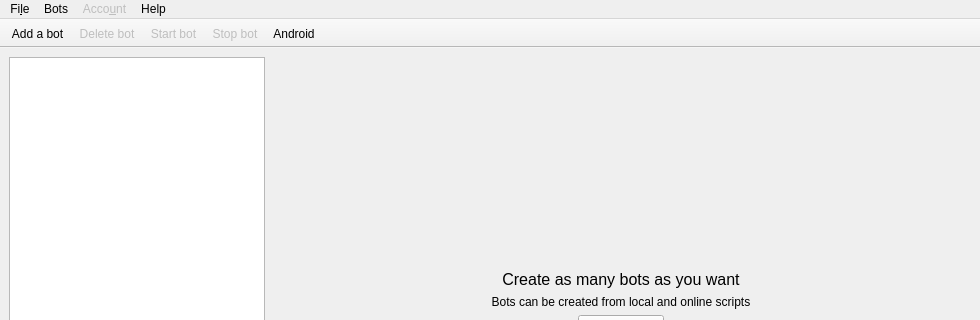
This is botfather/gui/main_window.ui in botfatherio/botfather as Qt 5 draws it before an edit; both pictures show x 0 to 980 and y 0 to 320 of the 980 by 580 pixel window. The edited form follows.
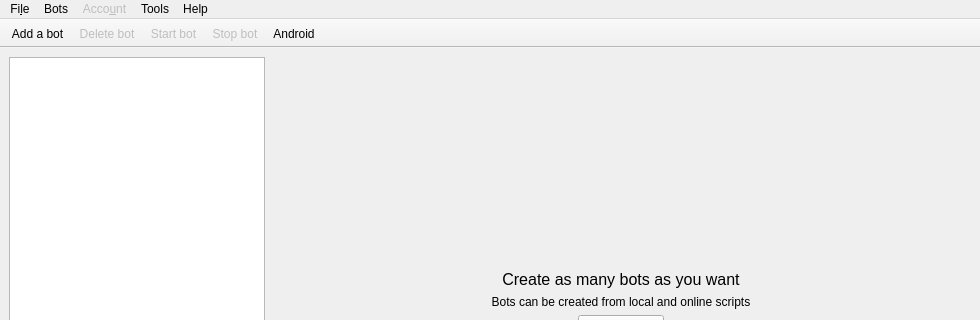
This is the edited form. Icons and pictures are not drawn.

Commit message: Make the color finder available from the main window

What changed in the file:
```diff
--- a/botfather/gui/main_window.ui
+++ b/botfather/gui/main_window.ui
@@ -198,9 +198,16 @@
     <addaction name="about_qt_action"/>
     <addaction name="about_action"/>
    </widget>
+   <widget class="QMenu" name="menuTools">
+    <property name="title">
+     <string>Tools</string>
+    </property>
+    <addaction name="open_color_finder"/>
+   </widget>
    <addaction name="menuFile"/>
    <addaction name="menuBots"/>
    <addaction name="menuAccount"/>
+   <addaction name="menuTools"/>
    <addaction name="menuHelp"/>
   </widget>
   <widget class="QStatusBar" name="statusbar"/>
```
Left out of the diff: 9 changed lines with no effect on the pictures. The commit also changes 2 other files.
